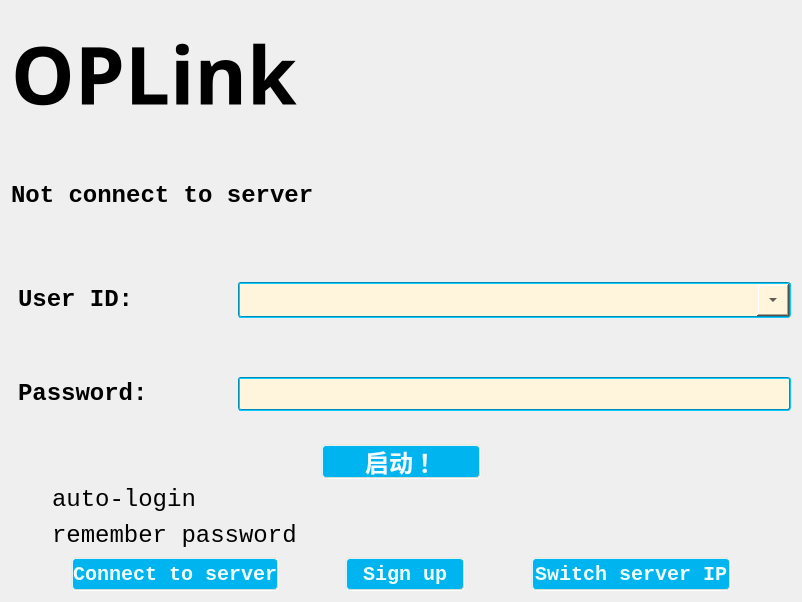
Qt form Client/front_end/login.ui (Sjeary/OnPointLinkProgram) before a commit.
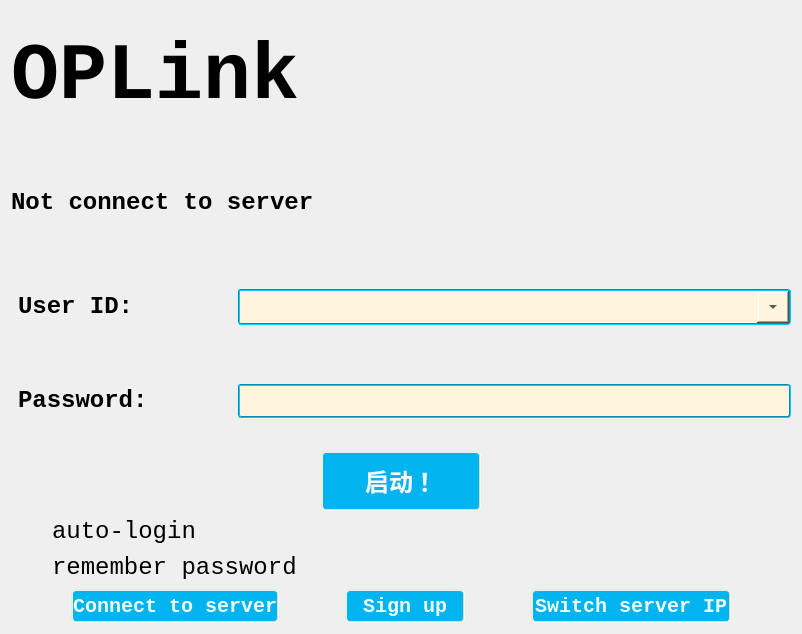
The same form after that commit. Icons and pictures are not drawn.

The edit to the form file:
```diff
--- a/Client/front_end/login.ui
+++ b/Client/front_end/login.ui
@@ -6,8 +6,8 @@
    <rect>
     <x>0</x>
     <y>0</y>
-    <width>800</width>
-    <height>556</height>
+    <width>802</width>
+    <height>634</height>
    </rect>
   </property>
   <property name="windowTitle">
@@ -36,7 +36,7 @@
     /*背景图片，注意格式*/
     border-image:url(:/res/background-images/login1.jpg) 4 4 4 4 strech strech;
     /*为logo采用特殊字体*/
-    font-family: Chiller;
+    font-family: consolas;
     font-size: 80px;
     font-weight:bold;
 }
```
